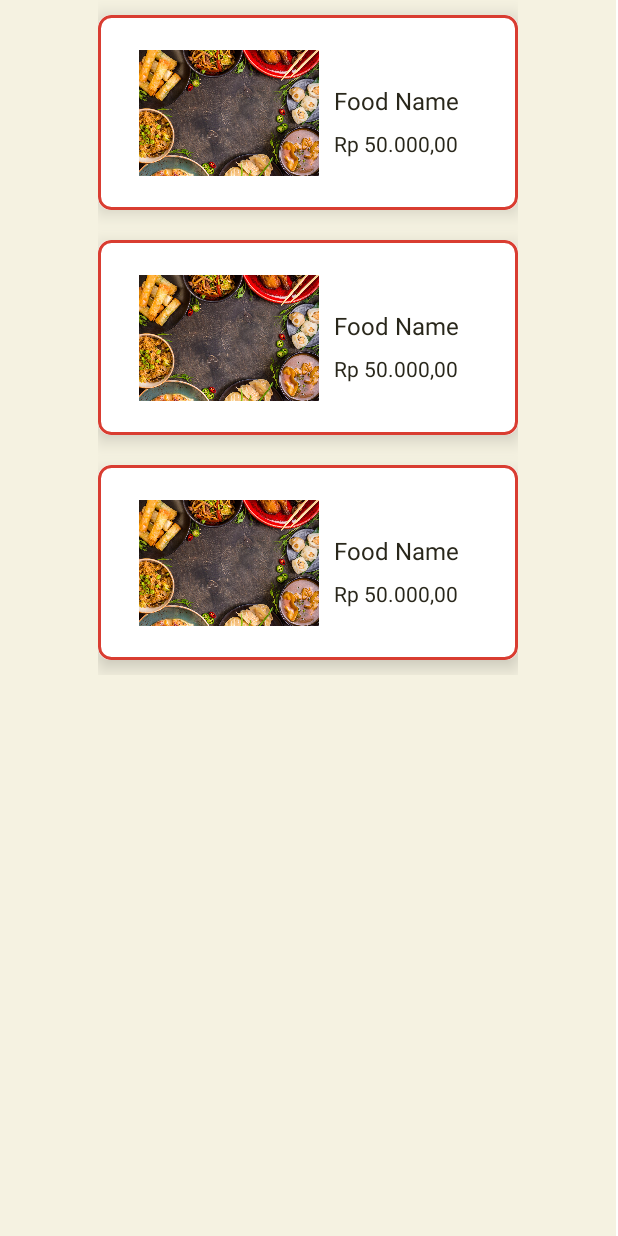
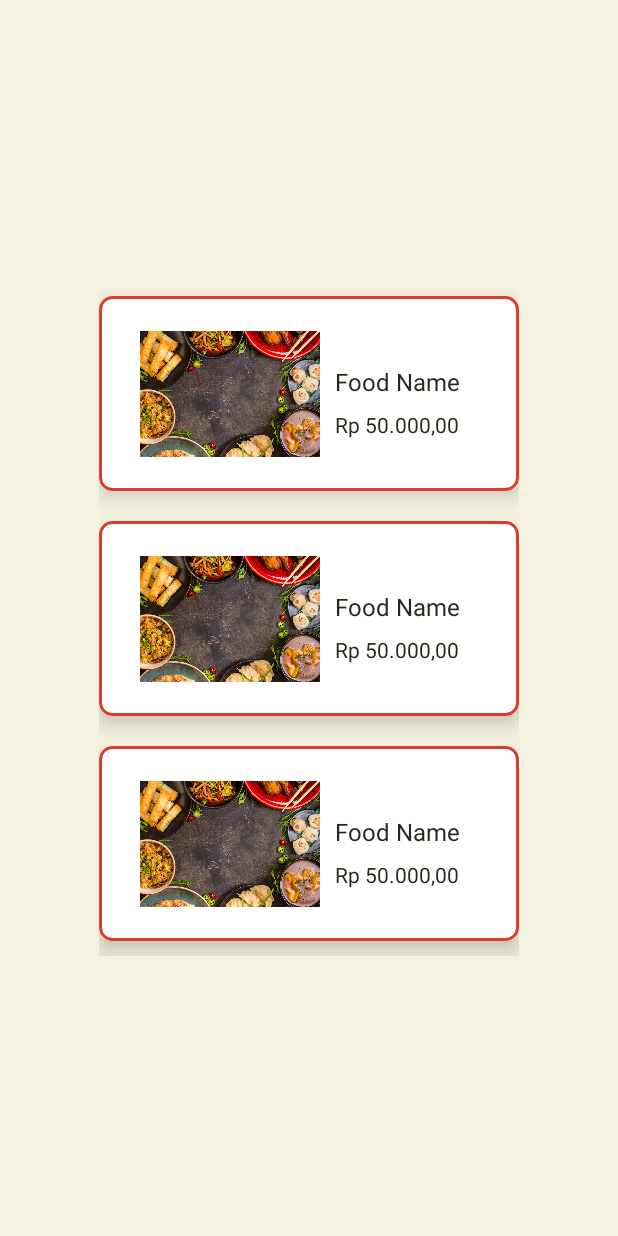
Before and after one commit to varydabe/piranti-bergerak, an Android app: the layout fragment_food.xml on its own in the app's theme, with its tools: preview values and no code run, on a phone screen of 412 x 824 dp. Run offline under Robolectric (Android 15) with nearby library versions, the phone set to English and light mode, and no system bars; network calls fail.

Commit message:
Update UI list menu

```diff
--- a/app/src/main/res/layout/fragment_food.xml
+++ b/app/src/main/res/layout/fragment_food.xml
@@ -1,24 +1,23 @@
 <?xml version="1.0" encoding="utf-8"?>
 <FrameLayout xmlns:android="http://schemas.android.com/apk/res/android"
     xmlns:tools="http://schemas.android.com/tools"
-    android:layout_width="wrap_content"
+    android:layout_width="match_parent"
     android:layout_height="match_parent"
+    xmlns:app="http://schemas.android.com/apk/res-auto"
     tools:context=".ui.main.view.fragment.FoodFragment"
     android:background="@color/colorSecondary">
     <androidx.constraintlayout.widget.ConstraintLayout
         android:layout_width="match_parent"
         android:layout_height="match_parent">
-        <ScrollView
-            android:layout_width="match_parent"
-            android:layout_height="match_parent">
-            <androidx.recyclerview.widget.RecyclerView
-                android:id="@+id/recyclerviewFoodDetail"
-                android:layout_width="wrap_content"
-                android:layout_height="wrap_content"
-                android:orientation="horizontal"
-                tools:listitem="@layout/list_food_detail"
-                android:paddingEnd="65dp"
-                android:paddingStart="65dp"/>
-        </ScrollView>
+        <androidx.recyclerview.widget.RecyclerView
+            android:id="@+id/recyclerviewFoodDetail"
+            android:layout_width="wrap_content"
+            android:layout_height="wrap_content"
+            app:layout_constraintTop_toTopOf="parent"
+            app:layout_constraintBottom_toBottomOf="parent"
+            app:layout_constraintStart_toStartOf="parent"
+            app:layout_constraintEnd_toEndOf="parent"
+            android:orientation="horizontal"
+            tools:listitem="@layout/list_food_detail"/>
     </androidx.constraintlayout.widget.ConstraintLayout>
 </FrameLayout>
--- a/app/src/main/res/layout/list_food_detail.xml
+++ b/app/src/main/res/layout/list_food_detail.xml
@@ -44,12 +44,14 @@
                 android:src="@drawable/food"
                 tools:ignore="ContentDescription" />
             <LinearLayout
-                android:layout_width="wrap_content"
+                android:layout_width="match_parent"
                 android:layout_height="wrap_content"
                 app:layout_constraintTop_toTopOf="parent"
                 app:layout_constraintBottom_toBottomOf="parent"
                 app:layout_constraintStart_toEndOf="@id/ivFood"
-                android:paddingStart="10dp"
+                app:layout_constraintEnd_toEndOf="parent"
+                app:layout_constrainedWidth="true"
+                android:layout_marginStart="10dp"
                 android:orientation="vertical">
 
                 <TextView
@@ -57,7 +59,6 @@
                     android:layout_width="match_parent"
                     android:layout_height="wrap_content"
                     android:layout_marginTop="10dp"
-                    android:paddingRight="14dp"
                     android:text="@string/food_name"
                     android:textSize="16sp"
                     android:textColor="@drawable/text_color_cardview"
```
Also changed, not shown: app/src/main/res/layout/fragment_drink.xml (+12 -13 lines), app/src/main/res/layout/list_drink_detail.xml (+4 -3 lines).
